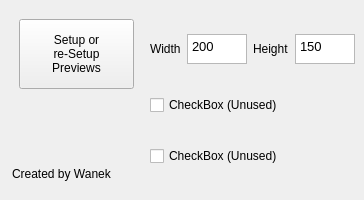
First picture: the form in src/MainWindow.ui, repository DalShooth/PrevEve, before the edit.
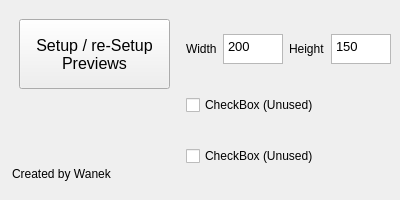
Second picture: the form after the edit.

Commit message: New sequence for create/recreate streams, fix memory leak, change some Ui text, fix the D-Bus duplication bug

```diff
--- a/src/MainWindow.ui
+++ b/src/MainWindow.ui
@@ -6,7 +6,7 @@
    <rect>
     <x>0</x>
     <y>0</y>
-    <width>364</width>
+    <width>400</width>
     <height>200</height>
    </rect>
   </property>
@@ -51,9 +51,13 @@
             <height>70</height>
            </size>
           </property>
+          <property name="font">
+           <font>
+            <pointsize>12</pointsize>
+           </font>
+          </property>
           <property name="text">
-           <string>Setup or
-re-Setup
+           <string>Setup / re-Setup
 Previews</string>
           </property>
           <property name="iconSize">
```
The commit also changes 5 other files.
